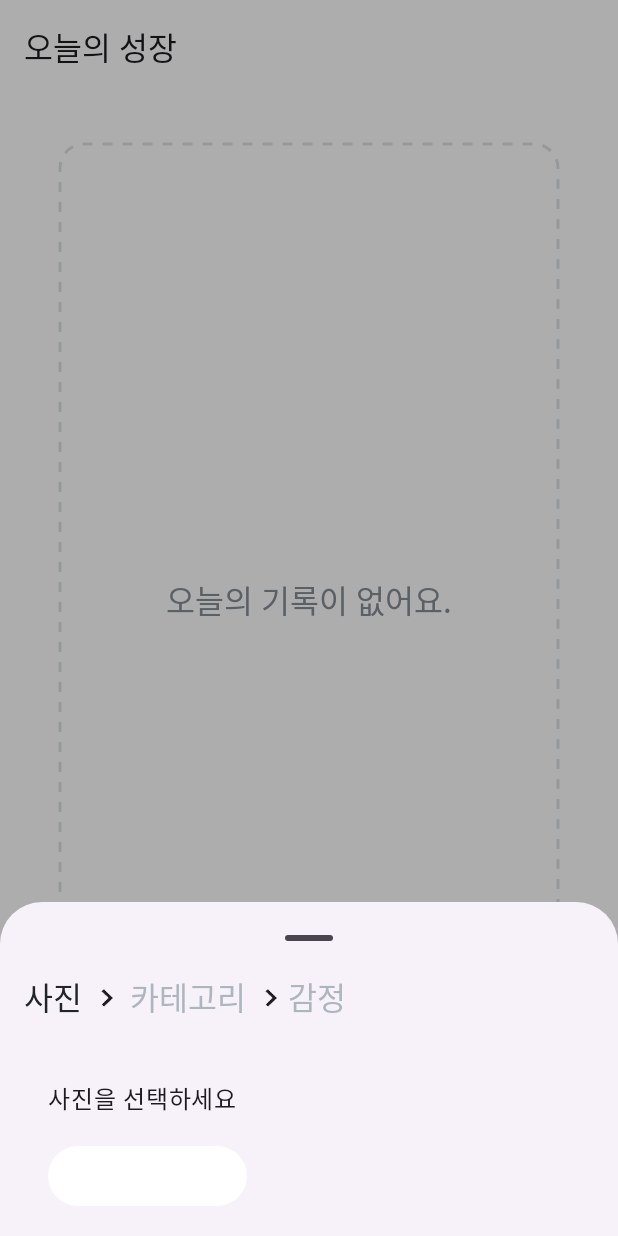
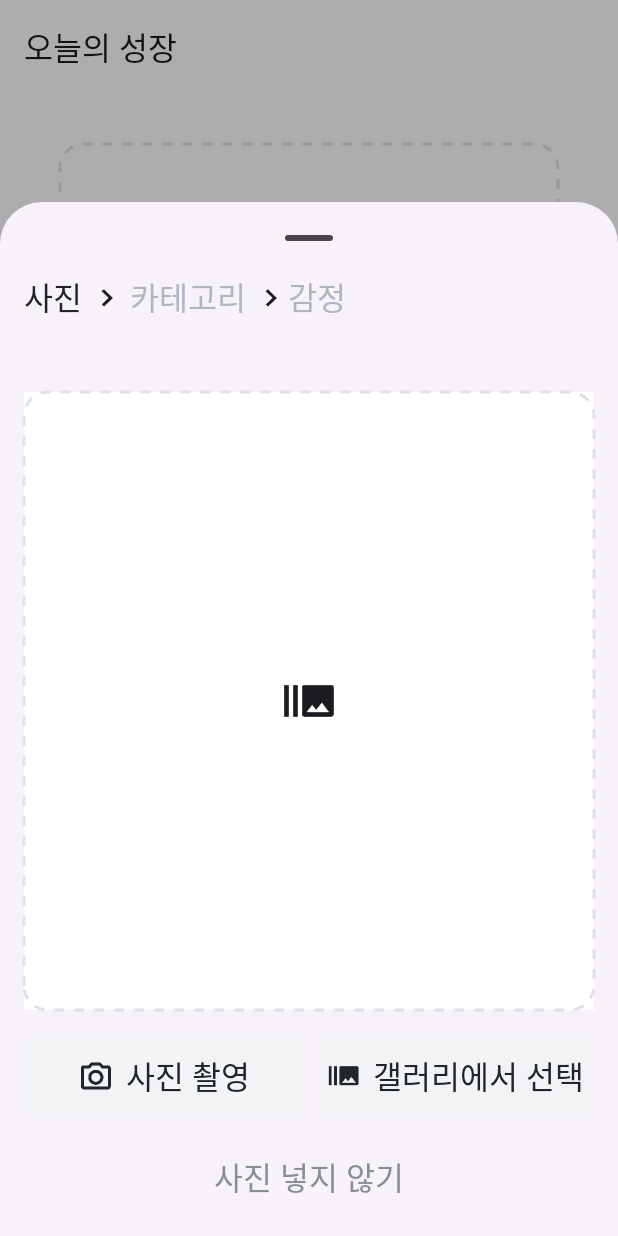
Before and after one commit to c004245/pet-grow-daily, an Android app built with Jetpack Compose: the screen it shows after launch (MainActivity), after a tap on "토탈 뷰", on a phone screen of 412 x 824 dp. Run offline under Robolectric (Android 15) with nearby library versions, the phone set to English and light mode, and no system bars; our stand-ins replace Dagger/Hilt's generated code, accompanist; Roboto replaces fonts that are not available here; 1 statement that could not run was skipped.

Commit message:
chore: category, emotion, photo controller

```diff
--- a/app/src/main/java/com/example/pet_grow_daily/core/designsystem/theme/Color.kt
+++ b/app/src/main/java/com/example/pet_grow_daily/core/designsystem/theme/Color.kt
@@ -8,3 +8,4 @@ val grayDE = Color(0xFFDEE2E6)
 val gray86 = Color(0xFF868E96)
 val black21 = Color(0xFF212529)
 val grayAD = Color(0xFFADB5BD)
+val grayf1 = Color(0xFFF1F3F5)
--- a/app/src/main/java/com/example/pet_grow_daily/feature/add/AddBottomSheet.kt
+++ b/app/src/main/java/com/example/pet_grow_daily/feature/add/AddBottomSheet.kt
@@ -97,66 +97,6 @@ fun AddGrowAppBar(currentStep: Step) {
     }
 }
 
-@Composable
-fun PhotoSelectionScreen(onPhotoSelected: () -> Unit) {
-//    EmptyTodayGrowRecordWidget(
-//        modifier = Modifier.padding(top = 24.dp)
-//    ) {
-//        Box(
-//            modifier = Modifier.fillMaxSize(),
-//            contentAlignment = Alignment.Center
-//        ) {
-//            Icon(
-//                painter = painterResource(id = R.drawable.ic_background_album),
-//                contentDescription = "background_album"
-//
-//            )
-//
-//        }
-//    }
-
-    Column(
-        modifier = Modifier
-            .fillMaxWidth()
-            .padding(16.dp)
-    ) {
-        Text("사진을 선택하세요")
-        Spacer(modifier = Modifier.height(16.dp))
-        Button(onClick = onPhotoSelected) {
-            Text("사진 선택 완료")
-        }
-    }
-}
-
-@Composable
-fun CategorySelectionScreen(onCategorySelected: () -> Unit) {
-    Column(
-        modifier = Modifier
-            .fillMaxWidth()
-            .padding(16.dp)
-    ) {
-        Text("카테고리를 선택하세요")
-        Spacer(modifier = Modifier.height(16.dp))
-        Button(onClick = onCategorySelected) {
-            Text("카테고리 선택 완료")
-        }
-    }
-}
-
-@Composable
-fun EmotionSelectionScreen(onEmotionSelected: () -> Unit) {
-    Column(
-        modifier = Modifier
-            .fillMaxWidth()
-            .padding(16.dp)
-    ) {
-        Text("감정을 선택하세요")
-        Spacer(modifier = Modifier.height(16.dp))
-        Button(onClick = onEmotionSelected) {
-            Text("감정 선택 완료")
-        }
-    }
-}
 
 enum class Step {
     PHOTO,
--- /dev/null
+++ b/app/src/main/java/com/example/pet_grow_daily/feature/add/CategorySelectionScreen.kt
@@ -0,0 +1,27 @@
+package com.example.pet_grow_daily.feature.add
+
+import androidx.compose.foundation.layout.Column
+import androidx.compose.foundation.layout.Spacer
+import androidx.compose.foundation.layout.fillMaxWidth
+import androidx.compose.foundation.layout.height
+import androidx.compose.foundation.layout.padding
+import androidx.compose.material3.Button
+import androidx.compose.material3.Text
+import androidx.compose.runtime.Composable
+import androidx.compose.ui.Modifier
+import androidx.compose.ui.unit.dp
+
+@Composable
+fun CategorySelectionScreen(onCategorySelected: () -> Unit) {
+    Column(
+        modifier = Modifier
+            .fillMaxWidth()
+            .padding(16.dp)
+    ) {
+        Text("카테고리를 선택하세요")
+        Spacer(modifier = Modifier.height(16.dp))
+        Button(onClick = onCategorySelected) {
+            Text("카테고리 선택 완료")
+        }
+    }
+}
--- /dev/null
+++ b/app/src/main/java/com/example/pet_grow_daily/feature/add/EmotionSelectionScreen.kt
@@ -0,0 +1,27 @@
+package com.example.pet_grow_daily.feature.add
+
+import androidx.compose.foundation.layout.Column
+import androidx.compose.foundation.layout.Spacer
+import androidx.compose.foundation.layout.fillMaxWidth
+import androidx.compose.foundation.layout.height
+import androidx.compose.foundation.layout.padding
+import androidx.compose.material3.Button
+import androidx.compose.material3.Text
+import androidx.compose.runtime.Composable
+import androidx.compose.ui.Modifier
+import androidx.compose.ui.unit.dp
+
+@Composable
+fun EmotionSelectionScreen(onEmotionSelected: () -> Unit) {
+    Column(
+        modifier = Modifier
+            .fillMaxWidth()
+            .padding(16.dp)
+    ) {
+        Text("감정을 선택하세요")
+        Spacer(modifier = Modifier.height(16.dp))
+        Button(onClick = onEmotionSelected) {
+            Text("감정 선택 완료")
+        }
+    }
+}
--- /dev/null
+++ b/app/src/main/java/com/example/pet_grow_daily/feature/add/PhotoSelectionScreen.kt
@@ -0,0 +1,134 @@
+package com.example.pet_grow_daily.feature.add
+
+import android.util.Log
+import androidx.compose.foundation.Image
+import androidx.compose.foundation.background
+import androidx.compose.foundation.clickable
+import androidx.compose.foundation.layout.Box
+import androidx.compose.foundation.layout.Column
+import androidx.compose.foundation.layout.Row
+import androidx.compose.foundation.layout.Spacer
+import androidx.compose.foundation.layout.fillMaxSize
+import androidx.compose.foundation.layout.fillMaxWidth
+import androidx.compose.foundation.layout.height
+import androidx.compose.foundation.layout.padding
+import androidx.compose.foundation.layout.width
+import androidx.compose.foundation.layout.wrapContentWidth
+import androidx.compose.foundation.shape.RoundedCornerShape
+import androidx.compose.material3.Icon
+import androidx.compose.material3.Text
+import androidx.compose.runtime.Composable
+import androidx.compose.ui.Alignment
+import androidx.compose.ui.Modifier
+import androidx.compose.ui.res.painterResource
+import androidx.compose.ui.res.stringResource
+import androidx.compose.ui.unit.dp
+import com.example.pet_grow_daily.R
+import com.example.pet_grow_daily.core.designsystem.theme.black21
+import com.example.pet_grow_daily.core.designsystem.theme.gray86
+import com.example.pet_grow_daily.core.designsystem.theme.grayf1
+import com.example.pet_grow_daily.feature.home.EmptyTodayGrowRecordWidget
+import com.example.pet_grow_daily.ui.theme.PetgrowTheme
+
+
+@Composable
+fun PhotoSelectionScreen(onPhotoSelected: () -> Unit) {
+    Column {
+        EmptyTodayGrowRecordWidget(
+            modifier = Modifier.padding(top = 24.dp)
+        ) {
+            Box(
+                modifier = Modifier.fillMaxSize(),
+                contentAlignment = Alignment.Center
+            ) {
+                Icon(
+                    painter = painterResource(id = R.drawable.ic_background_album),
+                    contentDescription = "background_album"
+
+                )
+
+            }
+        }
+        Spacer(modifier = Modifier.height(16.dp))
+
+        ChoosePhotoSelectWidget(onPhotoSelected)
+        Spacer(modifier = Modifier.height(24.dp))
+        Text(
+            modifier = Modifier.align(Alignment.CenterHorizontally).clickable {
+                Log.d("HWO", "CLICKed.")
+                onPhotoSelected()
+            },
+            text = stringResource(id = R.string.text_no_picture),
+            style = PetgrowTheme.typography.bold,
+            color = gray86
+        )
+        Spacer(modifier = Modifier.height(24.dp))
+
+
+    }
+
+}
+
+@Composable
+fun ChoosePhotoSelectWidget(onPhotoSelected: () -> Unit) {
+    Row(modifier = Modifier.fillMaxWidth()) {
+        Box(
+            modifier = Modifier
+                .clickable {
+                    Log.d("HWO", "clicked")
+                }
+                .weight(1f)
+                .height(56.dp)
+                .background(color = grayf1, shape = RoundedCornerShape(8.dp)),
+            contentAlignment = Alignment.Center
+        ) {
+            Row(
+                modifier = Modifier.wrapContentWidth(),
+                verticalAlignment = Alignment.CenterVertically
+            ) {
+                Image(
+                    painter = painterResource(id = R.drawable.ic_picture_camera),
+                    contentDescription = "camera"
+                )
+                Spacer(modifier = Modifier.width(8.dp))
+                Text(
+                    modifier = Modifier.wrapContentWidth(),
+                    text = stringResource(id = R.string.text_picture),
+                    style = PetgrowTheme.typography.bold,
+                    color = black21
+                )
+            }
+
+        }
+        Spacer(modifier = Modifier.width(8.dp))
+        Box(
+            modifier = Modifier
+                .clickable {
+
+                }
+                .weight(1f)
+                .height(56.dp)
+                .background(color = grayf1, shape = RoundedCornerShape(8.dp)),
+            contentAlignment = Alignment.Center
+        ) {
+            Row(
+                modifier = Modifier
+                    .wrapContentWidth(),
+                verticalAlignment = Alignment.CenterVertically
+            ) {
+                Image(
+                    painter = painterResource(id = R.drawable.ic_picture_album),
+                    contentDescription = "camera"
+                )
+                Spacer(modifier = Modifier.width(8.dp))
+                Text(
+                    modifier = Modifier.wrapContentWidth(),
+                    text = stringResource(id = R.string.text_gallery),
+                    style = PetgrowTheme.typography.bold,
+                    color = black21
+                )
+            }
+
+        }
+    }
+}
--- a/app/src/main/java/com/example/pet_grow_daily/feature/home/HomeRoute.kt
+++ b/app/src/main/java/com/example/pet_grow_daily/feature/home/HomeRoute.kt
@@ -23,6 +23,7 @@ import androidx.compose.ui.graphics.Color
 import androidx.compose.ui.graphics.PathEffect
 import androidx.compose.ui.graphics.drawscope.Stroke
 import androidx.compose.ui.platform.LocalContext
+import androidx.compose.ui.platform.LocalDensity
 import androidx.compose.ui.res.stringResource
 import androidx.compose.ui.text.style.TextAlign
 import androidx.compose.ui.unit.Dp
@@ -91,16 +92,17 @@ fun HomeScreen(
 fun EmptyTodayGrowRecordWidget(
     modifier: Modifier = Modifier,
     isFullHeight: Boolean = false,
-    height: Dp = 278.dp,
     borderColor: Color = grayDE,
     borderWidth: Dp = 2.dp,
     cornerRadius: Dp = 16.dp,
     content: @Composable () -> Unit
 ) {
+    val screenWidthDp = with(LocalDensity.current) { LocalContext.current.resources.displayMetrics.widthPixels.toDp() }
+
     Box(
         modifier = modifier
             .fillMaxWidth()
-            .then(if (isFullHeight) Modifier.fillMaxHeight() else Modifier.height(height))
+            .then(if (isFullHeight) Modifier.fillMaxHeight() else Modifier.height(screenWidthDp))
             .background(Color.White)
             .drawBehind {
                 val strokeWidth = borderWidth.toPx()
--- a/app/src/main/res/values/strings.xml
+++ b/app/src/main/res/values/strings.xml
@@ -5,4 +5,7 @@
     <string name="text_picture_add">사진</string>
     <string name="text_category_add">카테고리</string>
     <string name="text_emotion_add">감정</string>
+    <string name="text_no_picture">사진 넣지 않기</string>
+    <string name="text_picture">사진 촬영</string>
+    <string name="text_gallery">갤러리에서 선택</string>
 </resources>
```
